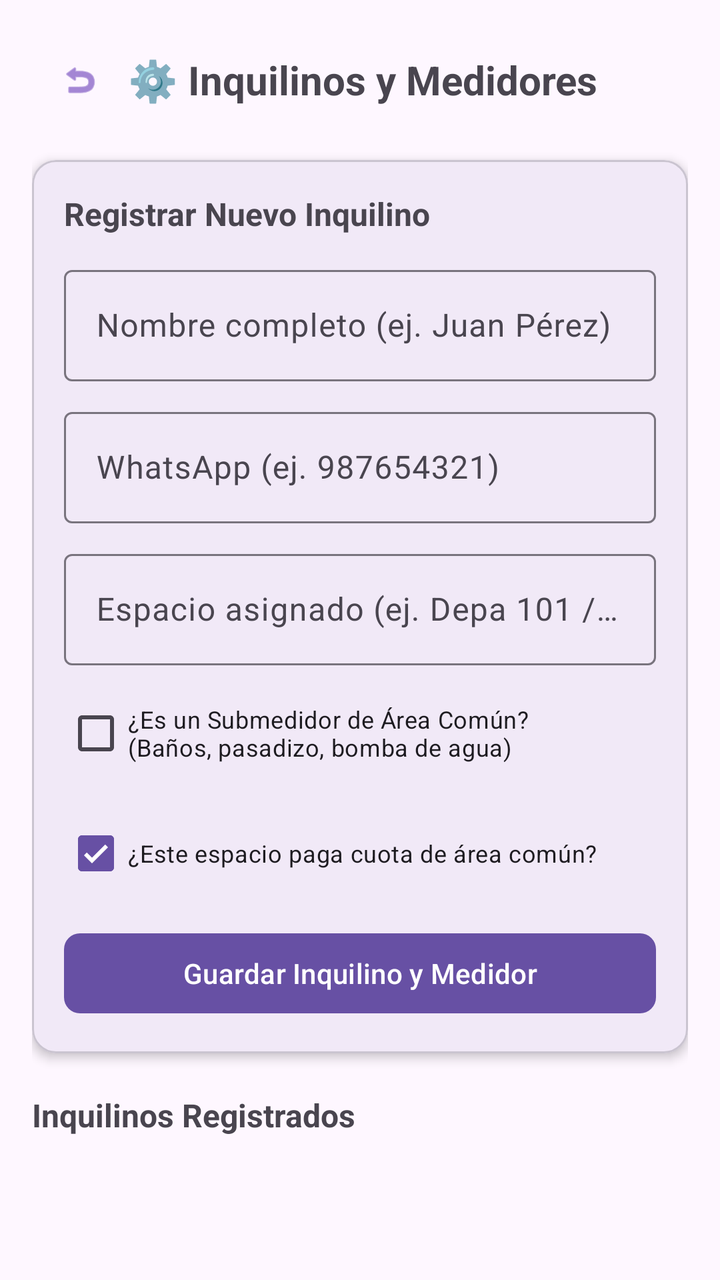
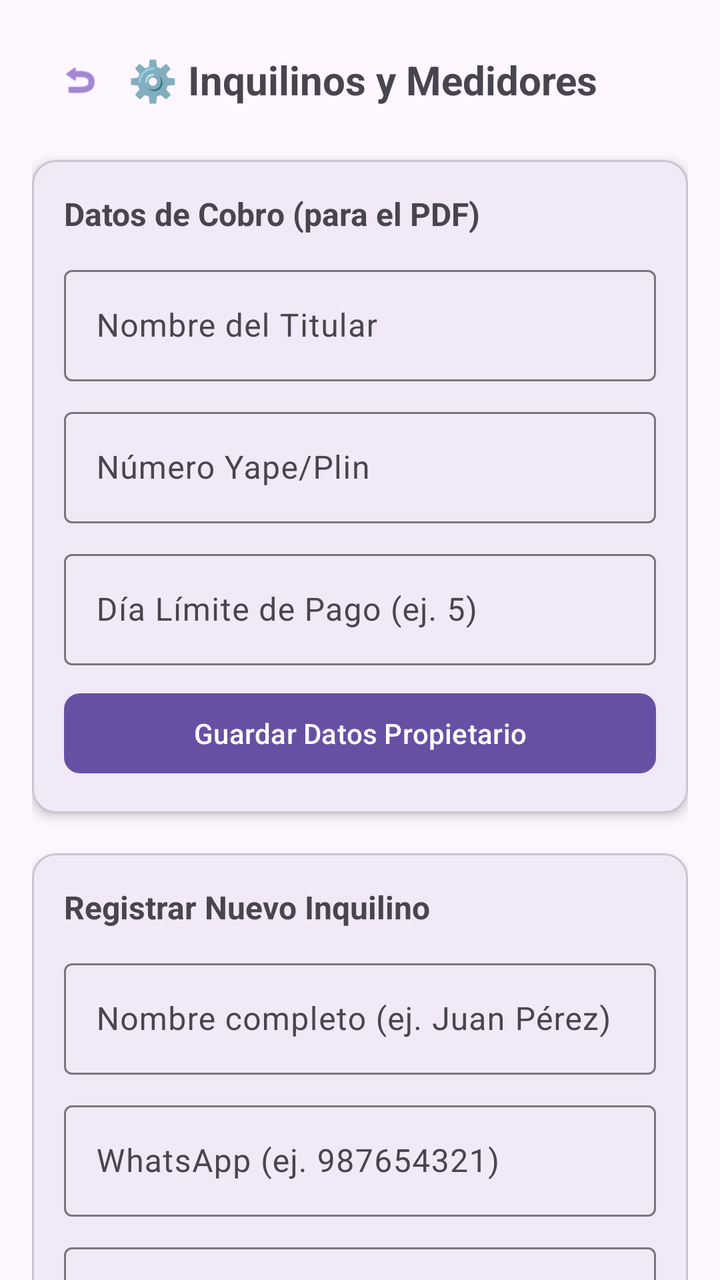

Compare the two renders of this Android layout. The source of the first and the diff that turns it into the second are given below.
<!-- AndroidManifest.xml: application theme Theme.KiloWatt -->
<!-- res/layout/activity_configuracion.xml -->
<?xml version="1.0" encoding="utf-8"?>
<androidx.core.widget.NestedScrollView
    xmlns:android="http://schemas.android.com/apk/res/android"
    xmlns:app="http://schemas.android.com/apk/res-auto"
    android:layout_width="match_parent"
    android:layout_height="match_parent"
    android:fillViewport="true">

    <LinearLayout
        android:layout_width="match_parent"
        android:layout_height="wrap_content"
        android:orientation="vertical"
        android:padding="16dp">

        
        <LinearLayout
            android:layout_width="match_parent"
            android:layout_height="wrap_content"
            android:gravity="center_vertical"
            android:orientation="horizontal"
            android:layout_marginBottom="16dp">

            <com.google.android.material.button.MaterialButton
                android:id="@+id/btnVolver"
                style="@style/Widget.Material3.Button.IconButton"
                android:layout_width="wrap_content"
                android:layout_height="wrap_content"
                app:icon="@android:drawable/ic_menu_revert"
                app:iconTint="#673AB7" />

            <TextView
                android:layout_width="wrap_content"
                android:layout_height="wrap_content"
                android:text="⚙️ Inquilinos y Medidores"
                android:textSize="20sp"
                android:textStyle="bold" />
        </LinearLayout>

        
        <com.google.android.material.card.MaterialCardView
            android:layout_width="match_parent"
            android:layout_height="wrap_content"
            android:layout_marginBottom="20dp"
            app:cardCornerRadius="12dp"
            app:cardElevation="3dp">

            <LinearLayout
                android:layout_width="match_parent"
                android:layout_height="wrap_content"
                android:orientation="vertical"
                android:padding="16dp">

                <TextView
                    android:layout_width="wrap_content"
                    android:layout_height="wrap_content"
                    android:text="Registrar Nuevo Inquilino"
                    android:textSize="16sp"
                    android:textStyle="bold"
                    android:layout_marginBottom="12dp" />

                <com.google.android.material.textfield.TextInputLayout
                    android:layout_width="match_parent"
                    android:layout_height="wrap_content"
                    android:hint="Nombre completo (ej. Juan Pérez)"
                    android:layout_marginBottom="10dp">

                    <com.google.android.material.textfield.TextInputEditText
                        android:id="@+id/etNombreInquilino"
                        android:layout_width="match_parent"
                        android:layout_height="wrap_content"
                        android:inputType="textPersonName" />
                </com.google.android.material.textfield.TextInputLayout>

                <com.google.android.material.textfield.TextInputLayout
                    android:layout_width="match_parent"
                    android:layout_height="wrap_content"
                    android:hint="WhatsApp (ej. 987654321)"
                    android:layout_marginBottom="10dp">

                    <com.google.android.material.textfield.TextInputEditText
                        android:id="@+id/etTelefonoWhatsapp"
                        android:layout_width="match_parent"
                        android:layout_height="wrap_content"
                        android:inputType="phone" />
                </com.google.android.material.textfield.TextInputLayout>

                <com.google.android.material.textfield.TextInputLayout
                    android:layout_width="match_parent"
                    android:layout_height="wrap_content"
                    android:hint="Espacio asignado (ej. Depa 101 / Cuarto 2)"
                    android:layout_marginBottom="10dp">

                    <com.google.android.material.textfield.TextInputEditText
                        android:id="@+id/etNombreEspacio"
                        android:layout_width="match_parent"
                        android:layout_height="wrap_content"
                        android:inputType="text" />
                </com.google.android.material.textfield.TextInputLayout>

                <CheckBox
                    android:id="@+id/cbEsAreaComun"
                    android:layout_width="wrap_content"
                    android:layout_height="wrap_content"
                    android:text="¿Es un Submedidor de Área Común?\n(Baños, pasadizo, bomba de agua)"
                    android:textSize="12sp"
                    android:layout_marginBottom="12dp" />

                <CheckBox
                    android:id="@+id/cbPagaAreaComun"
                    android:layout_width="wrap_content"
                    android:layout_height="wrap_content"
                    android:checked="true"
                    android:text="¿Este espacio paga cuota de área común?"
                    android:textSize="12sp"
                    android:layout_marginBottom="12dp" />

                <com.google.android.material.button.MaterialButton
                    android:id="@+id/btnGuardarInquilino"
                    android:layout_width="match_parent"
                    android:layout_height="wrap_content"
                    android:text="Guardar Inquilino y Medidor"
                    app:cornerRadius="8dp" />
            </LinearLayout>
        </com.google.android.material.card.MaterialCardView>

        
        <TextView
            android:layout_width="wrap_content"
            android:layout_height="wrap_content"
            android:text="Inquilinos Registrados"
            android:textSize="16sp"
            android:textStyle="bold"
            android:layout_marginBottom="8dp" />

        
        <androidx.recyclerview.widget.RecyclerView
            android:id="@+id/rvInquilinos"
            android:layout_width="match_parent"
            android:layout_height="wrap_content"
            android:nestedScrollingEnabled="false" />

    </LinearLayout>
</androidx.core.widget.NestedScrollView>
<!-- resources referenced by this layout -->
<resources>
  <style name="Theme.KiloWatt" parent="Base.Theme.KiloWatt" />
  <style name="Base.Theme.KiloWatt" parent="Theme.Material3.DayNight.NoActionBar">
          
          
      </style>
</resources>

<!-- the commit's change to res/layout/activity_configuracion.xml (unified diff, before → after) -->
@@ -53,6 +53,76 @@
                 <TextView
                     android:layout_width="wrap_content"
                     android:layout_height="wrap_content"
+                    android:text="Datos de Cobro (para el PDF)"
+                    android:textSize="16sp"
+                    android:textStyle="bold"
+                    android:layout_marginBottom="12dp" />
+
+                <com.google.android.material.textfield.TextInputLayout
+                    android:layout_width="match_parent"
+                    android:layout_height="wrap_content"
+                    android:hint="Nombre del Titular"
+                    android:layout_marginBottom="10dp">
+
+                    <com.google.android.material.textfield.TextInputEditText
+                        android:id="@+id/etNombrePropietario"
+                        android:layout_width="match_parent"
+                        android:layout_height="wrap_content"
+                        android:inputType="textPersonName" />
+                </com.google.android.material.textfield.TextInputLayout>
+
+                <com.google.android.material.textfield.TextInputLayout
+                    android:layout_width="match_parent"
+                    android:layout_height="wrap_content"
+                    android:hint="Número Yape/Plin"
+                    android:layout_marginBottom="10dp">
+
+                    <com.google.android.material.textfield.TextInputEditText
+                        android:id="@+id/etNumeroPago"
+                        android:layout_width="match_parent"
+                        android:layout_height="wrap_content"
+                        android:inputType="phone" />
+                </com.google.android.material.textfield.TextInputLayout>
+
+                <com.google.android.material.textfield.TextInputLayout
+                    android:layout_width="match_parent"
+                    android:layout_height="wrap_content"
+                    android:hint="Día Límite de Pago (ej. 5)"
+                    android:layout_marginBottom="10dp">
+
+                    <com.google.android.material.textfield.TextInputEditText
+                        android:id="@+id/etDiaLimitePago"
+                        android:layout_width="match_parent"
+                        android:layout_height="wrap_content"
+                        android:inputType="number" />
+                </com.google.android.material.textfield.TextInputLayout>
+
+                <com.google.android.material.button.MaterialButton
+                    android:id="@+id/btnGuardarDatosPropietario"
+                    android:layout_width="match_parent"
+                    android:layout_height="wrap_content"
+                    android:text="Guardar Datos Propietario"
+                    app:cornerRadius="8dp" />
+            </LinearLayout>
+        </com.google.android.material.card.MaterialCardView>
+
+        
+        <com.google.android.material.card.MaterialCardView
+            android:layout_width="match_parent"
+            android:layout_height="wrap_content"
+            android:layout_marginBottom="20dp"
+            app:cardCornerRadius="12dp"
+            app:cardElevation="3dp">
+
+            <LinearLayout
+                android:layout_width="match_parent"
+                android:layout_height="wrap_content"
+                android:orientation="vertical"
+                android:padding="16dp">
+
+                <TextView
+                    android:layout_width="wrap_content"
+                    android:layout_height="wrap_content"
                     android:text="Registrar Nuevo Inquilino"
                     android:textSize="16sp"
                     android:textStyle="bold"
